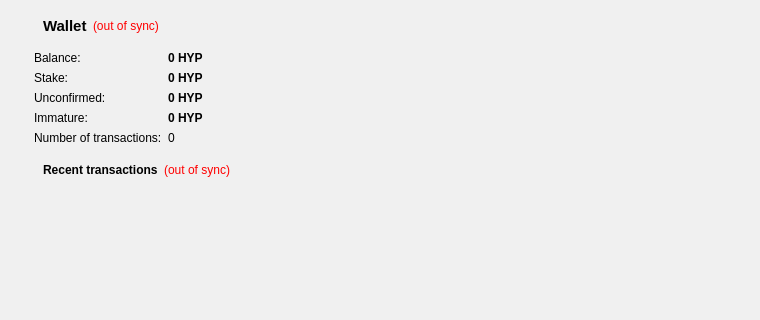
Qt form src/qt/forms/overviewpage.ui (scificrypto/HyperStake) before a commit; both pictures show x 0 to 760 and y 0 to 320 of the 760 by 650 pixel window.
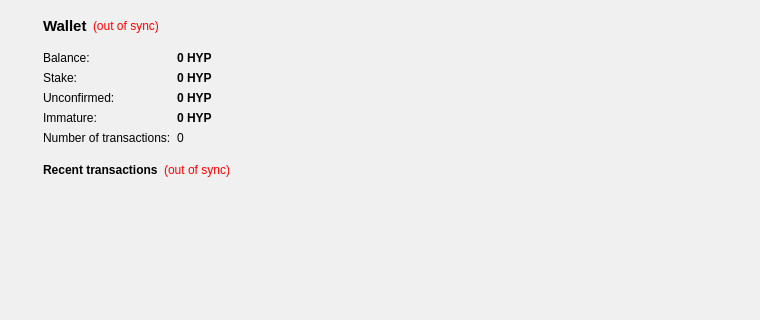
The same form after that commit.

The edit to the form file:
```diff
--- a/src/qt/forms/overviewpage.ui
+++ b/src/qt/forms/overviewpage.ui
@@ -235,7 +235,7 @@
            <number>6</number>
           </property>
           <property name="leftMargin">
-           <number>25</number>
+           <number>34</number>
           </property>
           <item row="0" column="0">
            <widget class="QLabel" name="label">
```
